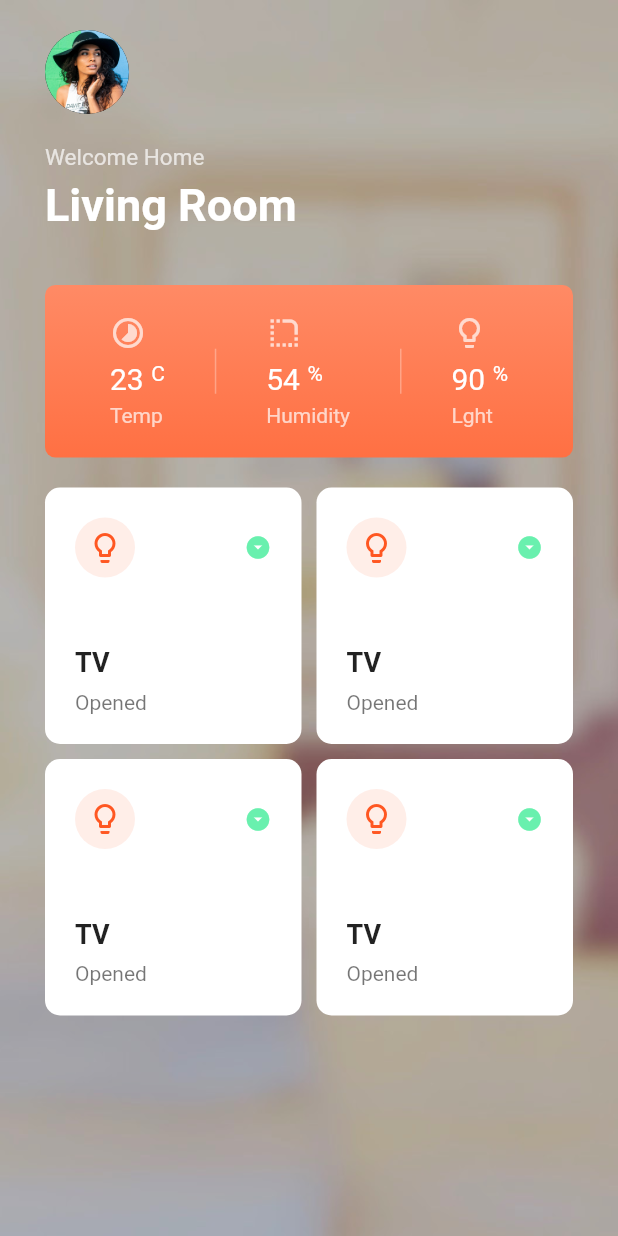
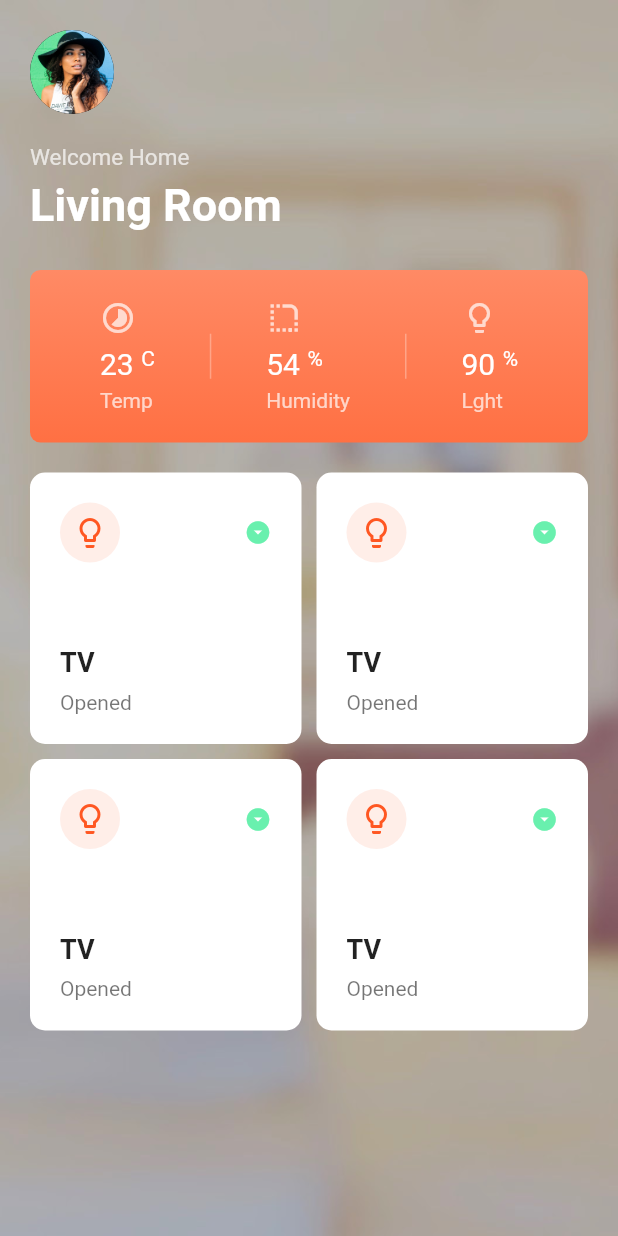
Before and after one commit to ctrleffive/home-automation-flutter-case-study, a Flutter app: the screen it shows after launch, on a phone screen of 412 x 824 dp. Run offline on Flutter 3.47's test engine with Material 2 defaults, Android fonts, the phone set to English and light mode, and no system bars.

Commit message:
ios updates, padding change

```diff
--- a/lib/src/ui/home.dart
+++ b/lib/src/ui/home.dart
@@ -17,7 +17,7 @@ class Home extends StatelessWidget {
               centerTitle: false,
               background: SafeArea(
                 child: Padding(
-                  padding: EdgeInsets.only(top: 20, left: 30),
+                  padding: EdgeInsets.only(top: 20, left: 20),
                   child: Column(
                     crossAxisAlignment: CrossAxisAlignment.start,
                     children: <Widget>[
@@ -43,7 +43,7 @@ class Home extends StatelessWidget {
           ),
           SliverToBoxAdapter(
             child: Padding(
-              padding: EdgeInsets.all(30),
+              padding: EdgeInsets.all(20),
               child: Column(
                 children: <Widget>[
                   OverviewDetails(),
```
Also changed, not shown: 2 other files.
